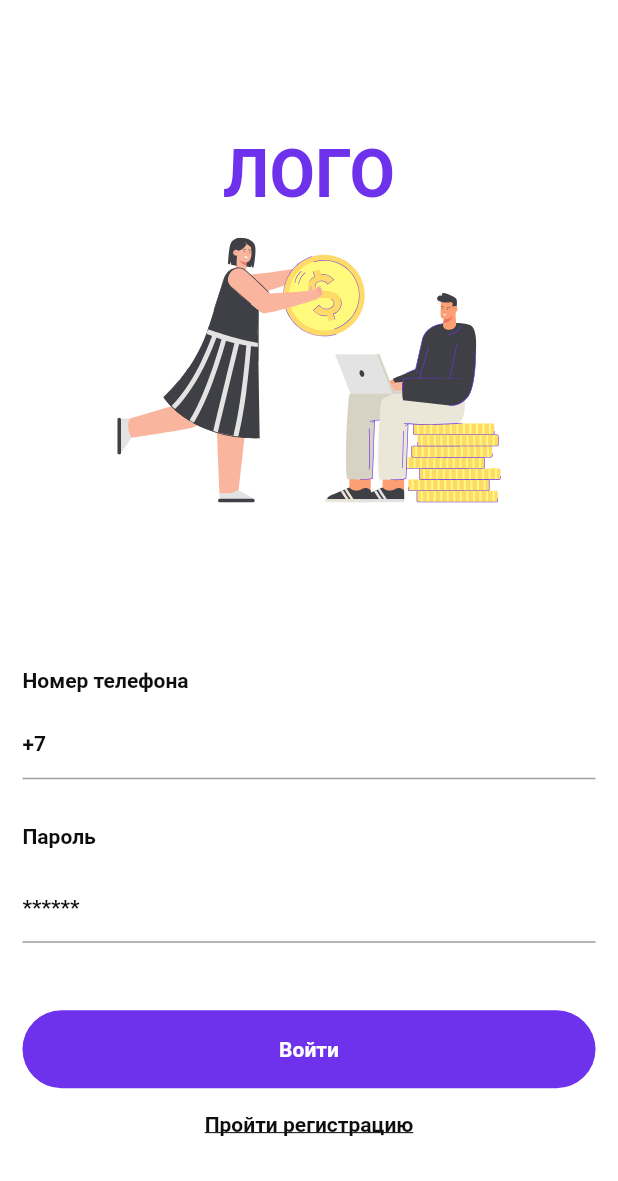
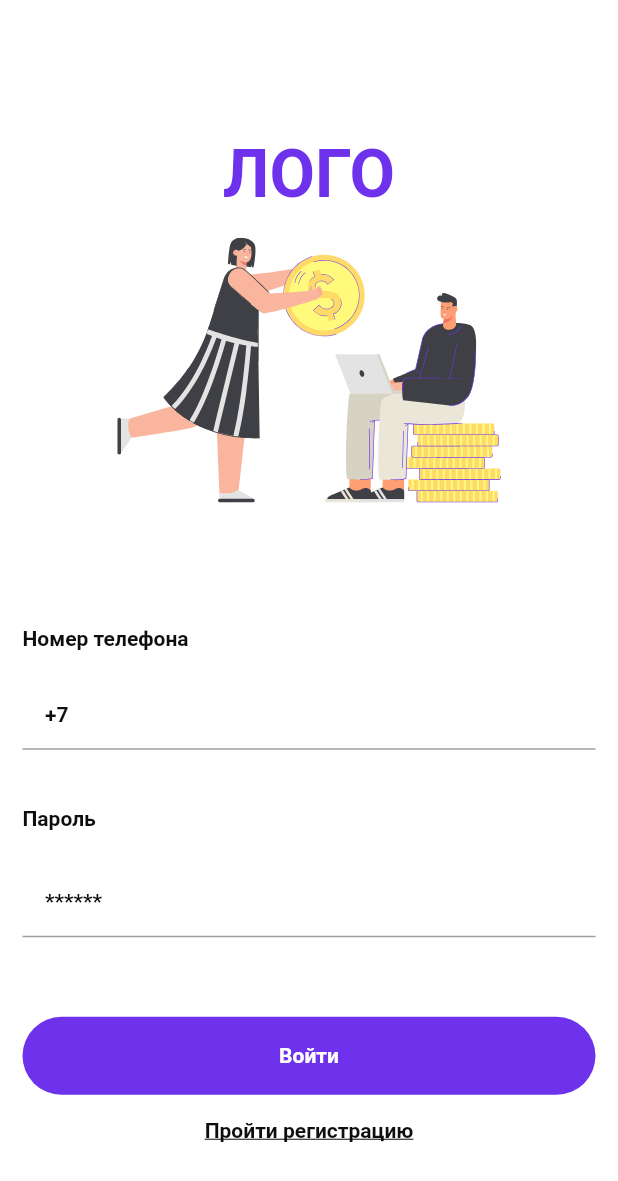
Before and after one commit to amirmuradov/login_ui_for_job, a Flutter app: the screen it shows after launch, after a tap on "Зарегистрироваться", on a phone screen of 412 x 824 dp. Shown: the top 1181 px of the screen. Run offline on Flutter 3.47's test engine with Material 2 defaults, Android fonts, the phone set to English and light mode, and no system bars; our stand-ins replace flutter_svg, percent_indicator.

Commit message:
created updated and added

```diff
--- a/lib/pages/auth_page.dart
+++ b/lib/pages/auth_page.dart
@@ -34,7 +34,7 @@ class _AuthPageState extends State<AuthPage> {
             ),
             Padding(
               padding: EdgeInsets.only(
-                top: MediaQuery.of(context).size.height / 10,
+                top: MediaQuery.of(context).size.height / 15,
               ),
               child: Row(
                 children: [
--- a/lib/pages/login_page.dart
+++ b/lib/pages/login_page.dart
@@ -48,9 +48,9 @@ class _LoginPageState extends State<LoginPage> {
             Row(
               children: [
                 Padding(
-                  padding: const EdgeInsets.only(
+                  padding: EdgeInsets.only(
                     left: 15,
-                    top: 110,
+                    top: MediaQuery.of(context).size.height * 0.1,
                   ),
                   child: Text(
                     "Номер телефона",
--- a/lib/widgets/custom_text_field.dart
+++ b/lib/widgets/custom_text_field.dart
@@ -1,15 +1,18 @@
 import 'package:flutter/material.dart';
 
 class CustomField extends StatefulWidget {
-  const CustomField(
-      {super.key,
+  const CustomField({
+    Key? key,
     this.controller,
     this.padding = const EdgeInsets.symmetric(horizontal: 15),
     this.hintStyle,
     this.hintText,
     this.suffixText,
     this.margin,
-      this.textStyle});
+    this.textStyle,
+    this.contentPadding = const EdgeInsets.symmetric(vertical: 8),
+  }) : super(key: key);
+
   final TextEditingController? controller;
   final EdgeInsets? padding;
   final TextStyle? hintStyle;
@@ -17,6 +20,7 @@ class CustomField extends StatefulWidget {
   final EdgeInsets? margin;
   final String? suffixText;
   final TextStyle? textStyle;
+  final EdgeInsets? contentPadding;
 
   @override
   State<CustomField> createState() => _CustomFieldState();
@@ -28,7 +32,7 @@ class _CustomFieldState extends State<CustomField> {
     return Padding(
       padding: widget.padding!,
       child: Container(
-        padding: widget.margin,
+        margin: widget.contentPadding,
         child: TextField(
           decoration: InputDecoration(
             hintText: widget.hintText ?? "+7",
@@ -37,6 +41,7 @@ class _CustomFieldState extends State<CustomField> {
                       color: Theme.of(context).hintColor,
                     ),
             suffixText: widget.suffixText,
+            contentPadding: const EdgeInsets.symmetric(horizontal: 15),
           ),
           controller: widget.controller,
         ),
```
Lines whose indentation alone changed are shown as unchanged.
